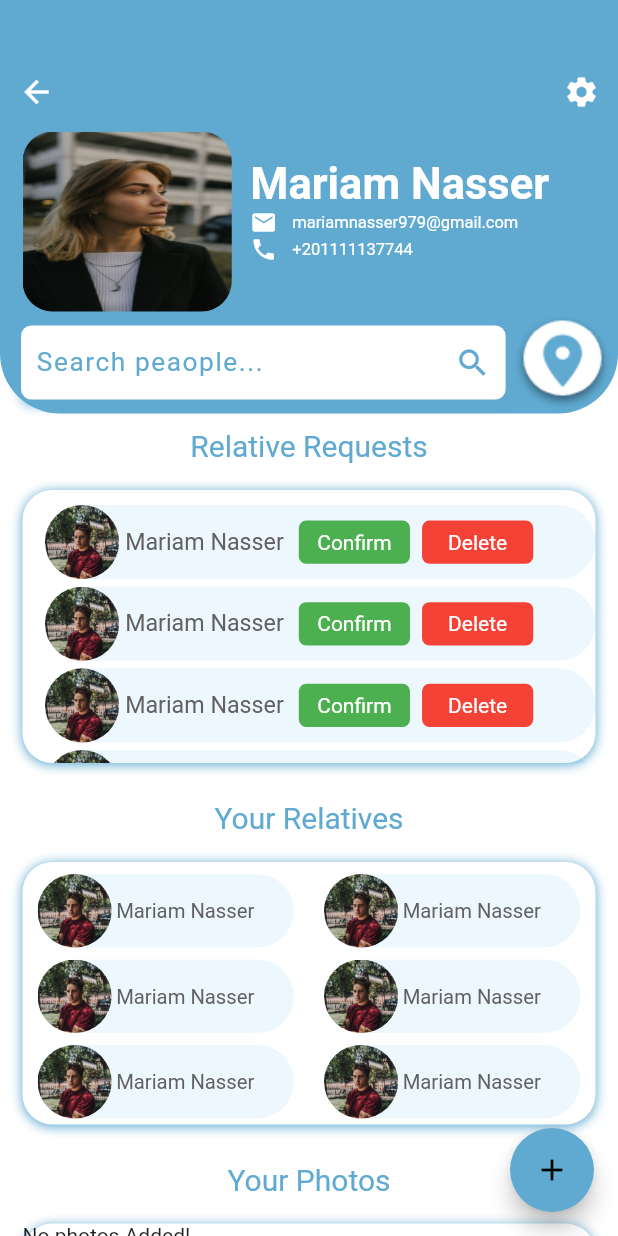
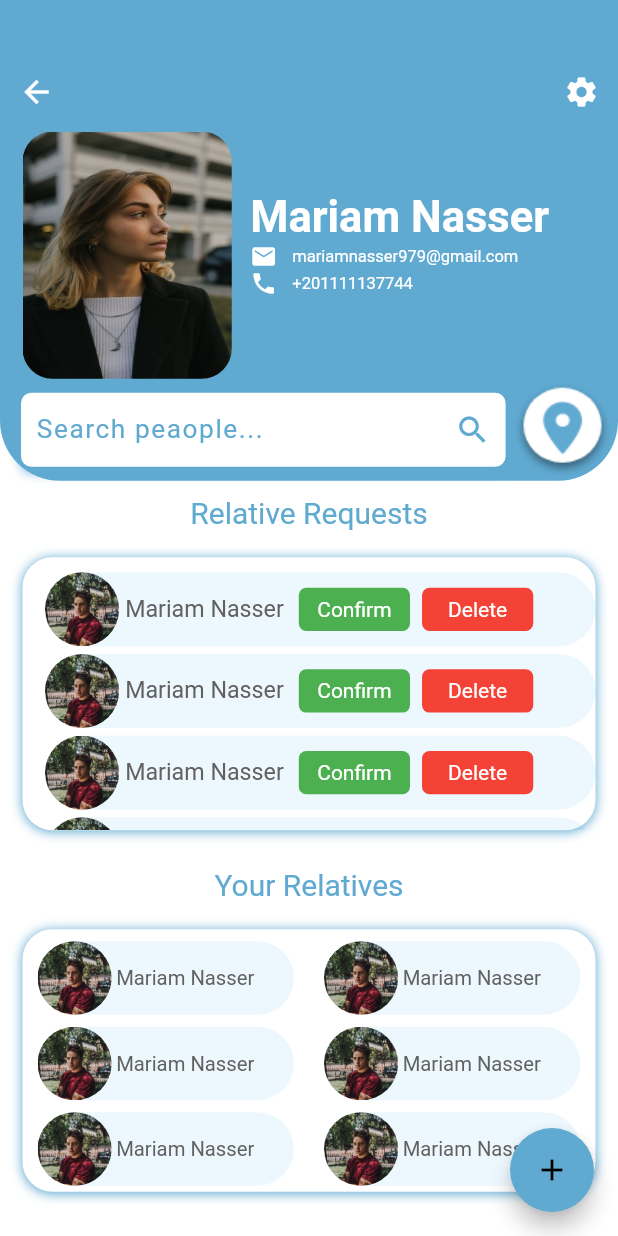
Before and after one commit to muaadh-hasan/Findme_Graduation_Project, a Flutter app: the Profile screen opened directly, on a phone screen of 412 x 824 dp. Run offline on Flutter 3.47's test engine with Material 2 defaults, Android fonts, the phone set to English and light mode, and no system bars; our stand-ins replace flutter_svg, font_awesome_flutter, image_picker; network calls fail; Roboto replaces fonts that are missing (Europa, Segoe UI).

Commit message:
some changes.

```diff
--- a/lib/models/message.dart
+++ b/lib/models/message.dart
@@ -1,6 +1,7 @@
 // <<<<<<< HEAD
 import 'package:findme_gp_project/models/account.dart';
 import 'package:findme_gp_project/models/user.dart';
+import 'package:intl/intl.dart';
 
 class Message {
   final User sender;
@@ -15,6 +16,8 @@ class Message {
     this.text,
     this.unread,
   });
+
+  String formatDate(DateTime date) => new DateFormat("Hm").format(date);
 }
 
 Account account1 = Account(
--- a/lib/models/user.dart
+++ b/lib/models/user.dart
@@ -4,6 +4,7 @@ import 'package:findme_gp_project/models/post.dart';
 import 'package:findme_gp_project/models/request.dart';
 import 'package:findme_gp_project/models/account.dart';
 
+// FindMe.GP2021
 class User {
   final Account account;
   final List<Post> posts;
--- a/lib/screens/individual_chat_screen.dart
+++ b/lib/screens/individual_chat_screen.dart
@@ -158,7 +158,7 @@ class IndividualChatScreen extends StatelessWidget {
                   child: Container(
                     margin: EdgeInsets.only(top: 5, right: 30),
                     child: Text(
-                      message.time,
+                      message.time.toString(),
                       style: TextStyle(
                         color: Colors.blueGrey,
                         fontSize: 9.0,
@@ -214,7 +214,7 @@ class IndividualChatScreen extends StatelessWidget {
                   child: Container(
                     margin: EdgeInsets.only(left: 30),
                     child: Text(
-                      message.time,
+                      message.time.toString(),
                       style: TextStyle(
                         color: Colors.blueGrey,
                         fontSize: 9.0,
--- a/lib/screens/notification_screen.dart
+++ b/lib/screens/notification_screen.dart
@@ -18,7 +18,8 @@ class _NotificationScreenState extends State<NotificationScreen> {
           Container(
             width: double.infinity,
             decoration: BoxDecoration(
-              color: Theme.of(context).accentColor,
+              // color: Theme.of(context).accentColor,
+
               borderRadius: BorderRadius.only(
                 topLeft: Radius.circular(30),
                 topRight: Radius.circular(30),
@@ -29,6 +30,7 @@ class _NotificationScreenState extends State<NotificationScreen> {
                 Container(
                   decoration: BoxDecoration(
                     color: Colors.white,
+                    // color: Colors.blue[100],
                     borderRadius: BorderRadius.only(
                       topLeft: Radius.circular(30),
                       topRight: Radius.circular(30),
--- a/lib/screens/search.dart
+++ b/lib/screens/search.dart
@@ -89,7 +89,7 @@ class _SearchState extends State<Search> {
                 setState(() {
                   _usersForDisplay = _users.where((user) {
                     var userItem = user.account.email.toLowerCase();
-                    return userItem.contains(text);
+                    return userItem.startsWith(text);
                   }).toList();
                 });
               },
--- a/lib/screens/tabs_screen.dart
+++ b/lib/screens/tabs_screen.dart
@@ -40,7 +40,7 @@ class _TabsScreenState extends State<TabsScreen> {
     return Scaffold(
       appBar: AppBar(
         backgroundColor: Colors.blue[400],
-        leading: Image.asset('assets/images/logo.png'),
+        leading: Image.asset('assets/images/new_logo.png'),
         title: Text(
           _pages[_selectedPageIndex]['title'],
           style: TextStyle(
--- a/lib/widgets/chats_widgets.dart
+++ b/lib/widgets/chats_widgets.dart
@@ -10,6 +10,7 @@ Widget recentChats(BuildContext context) {
         color: Colors.white,
         child: ClipRRect(
           child: ListView.builder(
+            padding: EdgeInsets.only(top: 0),
             itemCount: chats.length,
             itemBuilder: (BuildContext context, int index) {
               final Message chat = chats[index];
@@ -74,7 +75,7 @@ Widget recentChats(BuildContext context) {
                       Column(
                         children: <Widget>[
                           Text(
-                            chat.time,
+                            chat.time.hour.toString(),
                             style: TextStyle(
                               color: Colors.grey,
                               fontSize: 15.0,
--- a/lib/widgets/listView_notification.dart
+++ b/lib/widgets/listView_notification.dart
@@ -21,7 +21,7 @@ class _ListViewNotificationState extends State<ListViewNotification> {
       itemBuilder: (BuildContext context, int position) {
         return Card(
             margin: EdgeInsets.all(5),
-            color: Colors.lightBlueAccent[100],
+            color: Colors.blue[50],
             shape: RoundedRectangleBorder(
               borderRadius: BorderRadius.only(
                   topLeft: Radius.circular(20),
--- a/lib/widgets/profile_widgets.dart
+++ b/lib/widgets/profile_widgets.dart
@@ -4,7 +4,6 @@ import 'package:findme_gp_project/screens/profile_screen.dart';
 import 'package:flutter/cupertino.dart';
 import 'package:flutter/material.dart';
 import 'package:image_picker/image_picker.dart';
-
 
 Widget customProfileAppBar(BuildContext context) {
   return Container(
@@ -68,8 +67,8 @@ Widget headerContents(BuildContext context) {
             child: ClipRRect(
               borderRadius: BorderRadius.circular(20.0),
               child: Image(
-                width: MediaQuery.of(context).devicePixelRatio * 70,
-                height: MediaQuery.of(context).devicePixelRatio * 80,
+                width: MediaQuery.of(context).size.width * 0.3,
+                height: MediaQuery.of(context).size.height * 0.2,
                 image: const AssetImage('assets/images/pic11.jpg'),
                 fit: BoxFit.fill,
               ),
@@ -342,8 +341,6 @@ Widget button(Color color, String str, BuildContext context) {
   );
 }
 
-
-
 Widget getImageButton(BuildContext context) {
   return Container(
     width: double.infinity,
--- a/pubspec.yaml
+++ b/pubspec.yaml
@@ -32,7 +32,9 @@ dependencies:
   image_picker:
   provider:
   toast:
-
+  material_design_icons_flutter: ^4.0.5345
+  font_awesome_flutter: ^9.0.0
+  intl: ^0.17.0
 
 dev_dependencies:
   flutter_test:
```
Also changed, not shown: lib/main.dart (+6 -10 lines), assets/images/logo.png (deleted), assets/images/logo_.png (deleted), pubspec.lock. Lines whose indentation alone changed are shown as unchanged.
